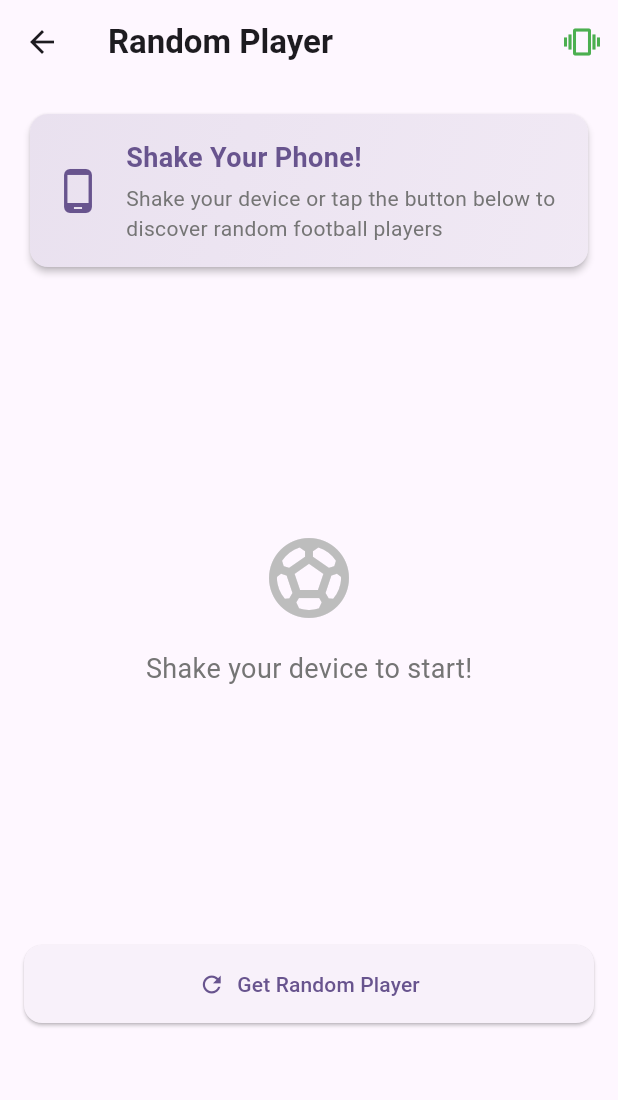
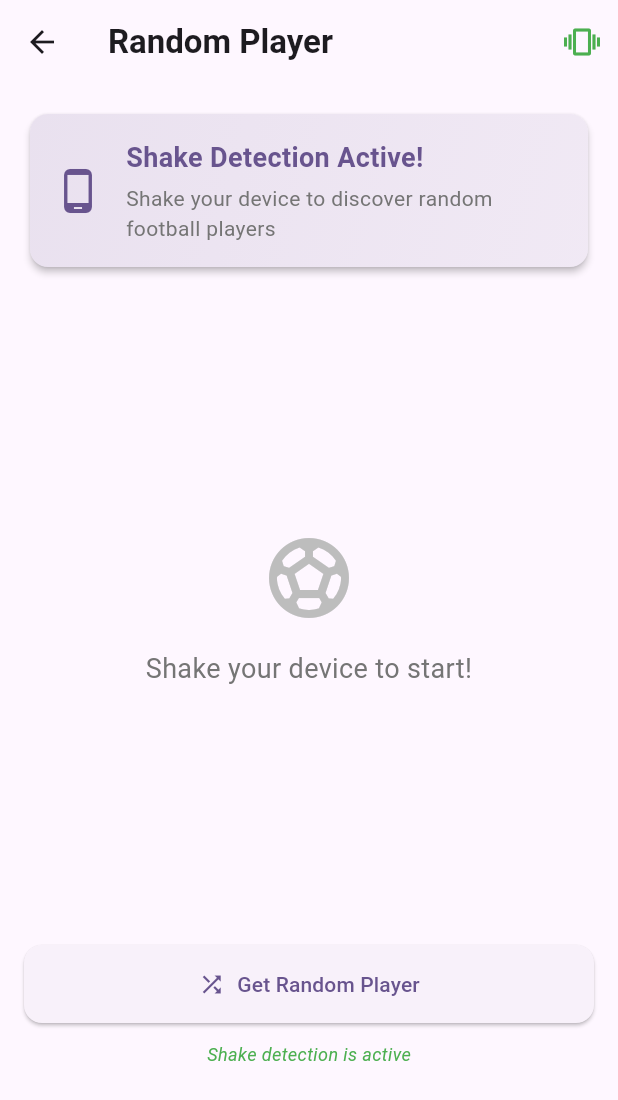
Before and after one commit to reized/footinfo-app, a Flutter app: the RandomPlayerPage screen opened directly, on a phone screen of 412 x 824 dp. Shown: the top 1100 px of the screen. Run offline on Flutter 3.47's test engine with Material 3 defaults, Android fonts, the phone set to English and light mode, and no system bars; our stand-ins replace geolocator, image_picker, sensors_plus, shared_preferences, sqflite; accounts and stored records are empty.

Commit message:
update random player

```diff
--- a/lib/views/random_player_page.dart
+++ b/lib/views/random_player_page.dart
@@ -76,40 +76,15 @@ class _RandomPlayerPageState extends State<RandomPlayerPage>
     }
   }
 
-  Future<void> _getInitialRandomPlayer() async {
-    setState(() {
-      _isLoading = true;
-    });
-
-    try {
-      final player = await RandomPlayerService.getRandomPlayer();
-      if (mounted) {
-        setState(() {
-          _currentPlayer = player;
-          _isLoading = false;
-        });
-
-        if (player != null) {
-          _fadeAnimationController.forward();
-        }
-      }
-    } catch (e) {
-      if (mounted) {
-        setState(() {
-          _isLoading = false;
-        });
-        _showErrorSnackBar('Failed to load random player');
-      }
-    }
-  }
-
   Future<void> _getRandomPlayer() async {
     setState(() {
       _isLoading = true;
     });
 
-    // Fade out current player
-    await _fadeAnimationController.reverse();
+    // Fade out current player if exists
+    if (_currentPlayer != null) {
+      await _fadeAnimationController.reverse();
+    }
 
     try {
       final player = await RandomPlayerService.getRandomPlayer();
@@ -154,7 +129,9 @@ class _RandomPlayerPageState extends State<RandomPlayerPage>
       _shakeDetector.startListening(onShakeDetected: _onShakeDetected);
       ScaffoldMessenger.of(context).showSnackBar(
         const SnackBar(
-          content: Text('Shake detection enabled - shake your device to get a player'),
+          content: Text(
+            'Shake detection enabled - shake your device to get a random player',
+          ),
           duration: Duration(seconds: 2),
           behavior: SnackBarBehavior.floating,
         ),
@@ -195,7 +172,9 @@ class _RandomPlayerPageState extends State<RandomPlayerPage>
               color: _isShakeEnabled ? Colors.green : Colors.grey,
             ),
             onPressed: _toggleShakeDetection,
-            tooltip: _isShakeEnabled ? 'Disable Shake' : 'Enable Shake',
+            tooltip: _isShakeEnabled
+                ? 'Disable Shake Detection'
+                : 'Enable Shake Detection',
           ),
         ],
       ),
@@ -230,9 +209,13 @@ class _RandomPlayerPageState extends State<RandomPlayerPage>
                       child: Row(
                         children: [
                           Icon(
-                            Icons.phone_android,
+                            _isShakeEnabled
+                                ? Icons.phone_android
+                                : Icons.phone_android_outlined,
                             size: 32,
-                            color: Theme.of(context).primaryColor,
+                            color: _isShakeEnabled
+                                ? Theme.of(context).primaryColor
+                                : Colors.grey,
                           ),
                           const SizedBox(width: 16),
                           Expanded(
@@ -240,16 +223,22 @@ class _RandomPlayerPageState extends State<RandomPlayerPage>
                               crossAxisAlignment: CrossAxisAlignment.start,
                               children: [
                                 Text(
-                                  'Shake Your Phone!',
+                                  _isShakeEnabled
+                                      ? 'Shake Detection Active!'
+                                      : 'Shake Detection Disabled',
                                   style: TextStyle(
                                     fontSize: 18,
                                     fontWeight: FontWeight.bold,
-                                    color: Theme.of(context).primaryColor,
+                                    color: _isShakeEnabled
+                                        ? Theme.of(context).primaryColor
+                                        : Colors.grey,
                                   ),
                                 ),
                                 const SizedBox(height: 4),
                                 Text(
-                                  'Shake your device or tap the button below to discover random football players',
+                                  _isShakeEnabled
+                                      ? 'Shake your device to discover random football players'
+                                      : 'Enable shake detection or use the button below',
                                   style: TextStyle(
                                     fontSize: 14,
                                     color: Colors.grey[600],
@@ -302,12 +291,26 @@ class _RandomPlayerPageState extends State<RandomPlayerPage>
                             ),
                             const SizedBox(height: 16),
                             Text(
-                              'Shake your device to start!',
+                              _isShakeEnabled
+                                  ? 'Shake your device to start!'
+                                  : 'Tap the button below to start!',
                               style: TextStyle(
                                 fontSize: 18,
                                 color: Colors.grey[600],
                               ),
+                              textAlign: TextAlign.center,
                             ),
+                            if (!_isShakeEnabled) ...[
+                              const SizedBox(height: 8),
+                              Text(
+                                'Or enable shake detection above',
+                                style: TextStyle(
+                                  fontSize: 14,
+                                  color: Colors.grey[500],
+                                  fontStyle: FontStyle.italic,
+                                ),
+                              ),
+                            ],
                           ],
                         ),
                       ),
@@ -320,7 +323,7 @@ class _RandomPlayerPageState extends State<RandomPlayerPage>
                     width: double.infinity,
                     child: ElevatedButton.icon(
                       onPressed: _isLoading ? null : _getRandomPlayer,
-                      icon: const Icon(Icons.refresh),
+                      icon: const Icon(Icons.shuffle),
                       label: const Text('Get Random Player'),
                       style: ElevatedButton.styleFrom(
                         padding: const EdgeInsets.symmetric(vertical: 16),
@@ -328,6 +331,20 @@ class _RandomPlayerPageState extends State<RandomPlayerPage>
                           borderRadius: BorderRadius.circular(12),
                         ),
                       ),
+                    ),
+                  ),
+
+                  const SizedBox(height: 12),
+
+                  // Status Text
+                  Text(
+                    _isShakeEnabled
+                        ? 'Shake detection is active'
+                        : 'Shake detection is disabled',
+                    style: TextStyle(
+                      fontSize: 12,
+                      color: _isShakeEnabled ? Colors.green : Colors.grey,
+                      fontStyle: FontStyle.italic,
                     ),
                   ),
                 ],
```
Also changed, not shown: lib/services/random_player_service.dart (+113 -13 lines), lib/providers/theme_provider.dart (deleted).
